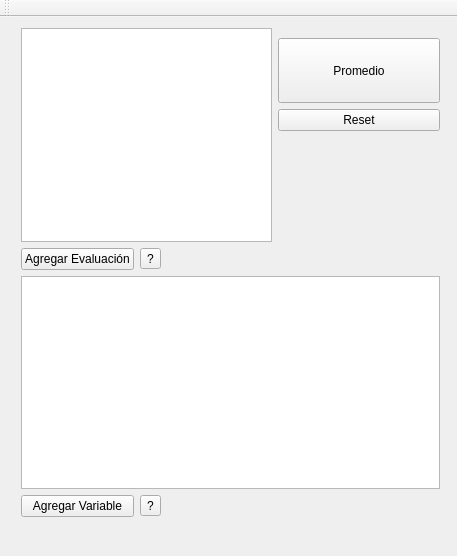
Old version of the form UIs/mainwindow.ui in the repository MonodetH/Promedieitor.
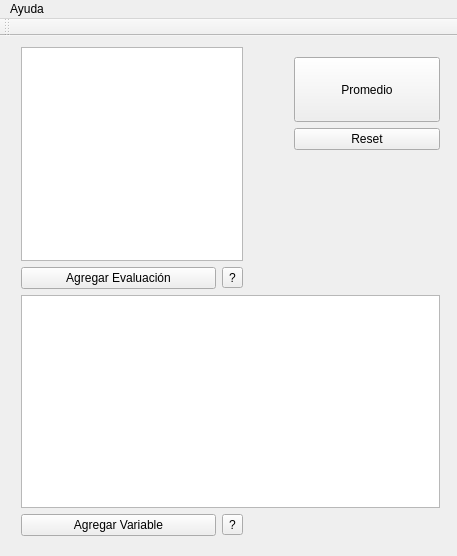
New version of the form.

Commit message: Agregado menu a Mainwindow, cambios menores

The edit to the form file:
```diff
--- a/UIs/mainwindow.ui
+++ b/UIs/mainwindow.ui
@@ -59,28 +59,6 @@
        </property>
       </widget>
      </item>
-     <item row="0" column="0" colspan="3">
-      <widget class="QTableView" name="tableView">
-       <property name="sizePolicy">
-        <sizepolicy hsizetype="Expanding" vsizetype="Expanding">
-         <horstretch>0</horstretch>
-         <verstretch>0</verstretch>
-        </sizepolicy>
-       </property>
-       <property name="minimumSize">
-        <size>
-         <width>0</width>
-         <height>0</height>
-        </size>
-       </property>
-       <property name="sizeIncrement">
-        <size>
-         <width>0</width>
-         <height>0</height>
-        </size>
-       </property>
-      </widget>
-     </item>
      <item row="0" column="3">
       <layout class="QVBoxLayout" name="verticalLayout">
        <item>
@@ -90,7 +68,7 @@
          </property>
          <property name="sizeHint" stdset="0">
           <size>
-           <width>166</width>
+           <width>180</width>
            <height>10</height>
           </size>
          </property>
@@ -144,14 +122,21 @@
        </property>
        <property name="sizeHint" stdset="0">
         <size>
-         <width>40</width>
+         <width>74</width>
          <height>20</height>
         </size>
        </property>
       </spacer>
      </item>
      <item row="4" column="0" colspan="4">
-      <widget class="QTableView" name="tableView_2"/>
+      <widget class="QTableView" name="tableView_2">
+       <attribute name="horizontalHeaderCascadingSectionResizes">
+        <bool>false</bool>
+       </attribute>
+       <attribute name="verticalHeaderVisible">
+        <bool>false</bool>
+       </attribute>
+      </widget>
      </item>
      <item row="3" column="1">
       <widget class="QToolButton" name="toolButton">
@@ -173,20 +158,96 @@
        </property>
       </widget>
      </item>
+     <item row="0" column="0" colspan="2">
+      <widget class="QTableView" name="tableView">
+       <property name="sizePolicy">
+        <sizepolicy hsizetype="Expanding" vsizetype="Expanding">
+         <horstretch>0</horstretch>
+         <verstretch>0</verstretch>
+        </sizepolicy>
+       </property>
+       <property name="minimumSize">
+        <size>
+         <width>0</width>
+         <height>0</height>
+        </size>
+       </property>
+       <property name="sizeIncrement">
+        <size>
+         <width>0</width>
+         <height>0</height>
+        </size>
+       </property>
+       <attribute name="horizontalHeaderDefaultSectionSize">
+        <number>105</number>
+       </attribute>
+       <attribute name="verticalHeaderVisible">
+        <bool>false</bool>
+       </attribute>
+      </widget>
+     </item>
     </layout>
    </widget>
   </widget>
   <widget class="QMenuBar" name="menuBar">
+   <property name="enabled">
+    <bool>true</bool>
+   </property>
    <property name="geometry">
     <rect>
      <x>0</x>
      <y>0</y>
      <width>457</width>
-     <height>21</height>
+     <height>25</height>
     </rect>
    </property>
+   <property name="defaultUp">
+    <bool>false</bool>
+   </property>
+   <widget class="QMenu" name="menuAyuda">
+    <property name="title">
+     <string>Ayuda</string>
+    </property>
+    <widget class="QMenu" name="menuAbout">
+     <property name="title">
+      <string>Manual</string>
+     </property>
+     <widget class="QMenu" name="menuVariables">
+      <property name="title">
+       <string>Variables</string>
+      </property>
+      <widget class="QMenu" name="menuTipos">
+       <property name="title">
+        <string>Tipos</string>
+       </property>
+       <addaction name="actionGeneral_4"/>
+       <addaction name="separator"/>
+       <addaction name="actionCONSTANTE"/>
+       <addaction name="actionSUMA"/>
+       <addaction name="actionPRODUCTO"/>
+       <addaction name="actionPROMEDIO"/>
+       <addaction name="actionCONDICION"/>
+      </widget>
+      <addaction name="actionGeneral_3"/>
+      <addaction name="separator"/>
+      <addaction name="actionPonderaci_n"/>
+      <addaction name="menuTipos"/>
+     </widget>
+     <addaction name="actionGeneral_2"/>
+     <addaction name="separator"/>
+     <addaction name="actionEvaluaciones_2"/>
+     <addaction name="menuVariables"/>
+    </widget>
+    <addaction name="menuAbout"/>
+    <addaction name="separator"/>
+    <addaction name="actionAbout_2"/>
+   </widget>
+   <addaction name="menuAyuda"/>
   </widget>
   <widget class="QToolBar" name="mainToolBar">
+   <property name="enabled">
+    <bool>true</bool>
+   </property>
    <attribute name="toolBarArea">
     <enum>TopToolBarArea</enum>
    </attribute>
```
Left out of the diff: 70 changed lines with no effect on the pictures. The commit also changes 4 other files.
